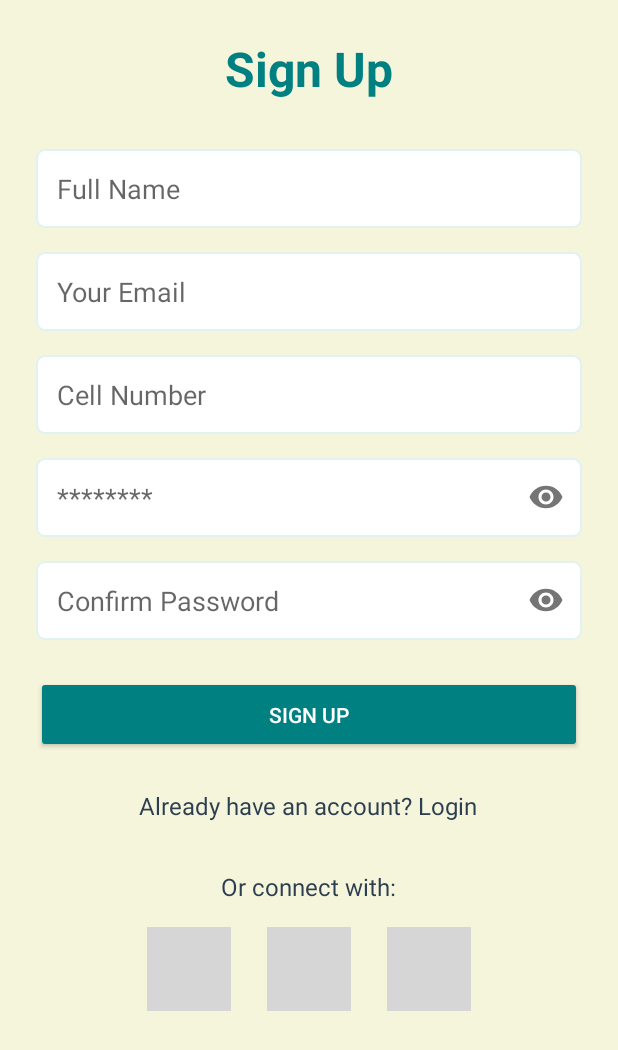
After one commit to st10258321/INSY7315, an Android app: the layout fragment_register.xml on its own in the app's theme, with its tools: preview values and no code run, on a phone screen of 412 x 824 dp. The commit adds this screen. Shown: the top 1050 px of the screen. Run offline under Robolectric (Android 15) with nearby library versions, the phone set to English and light mode, and no system bars; grey boxes are pictures that could not be loaded.

Commit message:
Updates 2

```diff
--- a/app/src/main/res/layout/activity_main.xml
+++ b/app/src/main/res/layout/activity_main.xml
@@ -18,8 +18,7 @@
             app:layout_constraintRight_toRightOf="parent"
             app:layout_constraintTop_toTopOf="parent"
             app:layout_constraintBottom_toTopOf="@+id/nav_view"
-            app:defaultNavHost="true"
-            />
+            app:defaultNavHost="true" />
 
         <com.google.android.material.bottomnavigation.BottomNavigationView
             android:id="@+id/nav_view"
--- /dev/null
+++ b/app/src/main/res/layout/fragment_register.xml
@@ -0,0 +1,182 @@
+<?xml version="1.0" encoding="utf-8"?>
+<layout xmlns:android="http://schemas.android.com/apk/res/android"
+    xmlns:app="http://schemas.android.com/apk/res-auto"
+    xmlns:tools="http://schemas.android.com/tools">
+
+    <ScrollView
+        android:layout_width="match_parent"
+        android:layout_height="match_parent"
+        android:background="@color/warm_grey"
+        tools:context=".fragments.RegisterFragment">
+
+        <LinearLayout
+            android:layout_width="match_parent"
+            android:layout_height="wrap_content"
+            android:orientation="vertical"
+            android:padding="24dp"
+            android:gravity="center_horizontal">
+
+            <TextView
+                android:layout_width="wrap_content"
+                android:layout_height="wrap_content"
+                android:text="@string/signup_title"
+                android:textSize="32sp"
+                android:textStyle="bold"
+                android:textColor="@color/primary_teal"
+                android:layout_marginBottom="32dp" />
+
+            <com.google.android.material.textfield.TextInputLayout
+                android:layout_width="match_parent"
+                android:layout_height="wrap_content"
+                android:layout_marginBottom="16dp"
+                app:hintEnabled="false">
+
+                <com.google.android.material.textfield.TextInputEditText
+                    android:id="@+id/registerName"
+                    android:layout_width="match_parent"
+                    android:layout_height="wrap_content"
+                    android:background="@drawable/edit_text_background"
+                    android:hint="@string/signup_name_hint"
+                    android:inputType="textPersonName"
+                    android:padding="14dp" />
+
+            </com.google.android.material.textfield.TextInputLayout>
+
+            <com.google.android.material.textfield.TextInputLayout
+                android:layout_width="match_parent"
+                android:layout_height="wrap_content"
+                android:layout_marginBottom="16dp"
+                app:hintEnabled="false">
+
+                <com.google.android.material.textfield.TextInputEditText
+                    android:id="@+id/registerEmail"
+                    android:layout_width="match_parent"
+                    android:layout_height="wrap_content"
+                    android:background="@drawable/edit_text_background"
+                    android:hint="@string/form_email_hint"
+                    android:inputType="textEmailAddress"
+                    android:padding="14dp" />
+
+            </com.google.android.material.textfield.TextInputLayout>
+
+            <com.google.android.material.textfield.TextInputLayout
+                android:layout_width="match_parent"
+                android:layout_height="wrap_content"
+                android:layout_marginBottom="16dp"
+                app:hintEnabled="false">
+
+                <com.google.android.material.textfield.TextInputEditText
+                    android:id="@+id/registerCellNumber"
+                    android:layout_width="match_parent"
+                    android:layout_height="wrap_content"
+                    android:background="@drawable/edit_text_background"
+                    android:hint="@string/cell_number_hint"
+                    android:inputType="phone"
+                    android:padding="14dp" />
+
+            </com.google.android.material.textfield.TextInputLayout>
+
+            <com.google.android.material.textfield.TextInputLayout
+                android:layout_width="match_parent"
+                android:layout_height="wrap_content"
+                android:layout_marginBottom="16dp"
+                app:hintEnabled="false"
+                app:passwordToggleEnabled="true">
+
+                <com.google.android.material.textfield.TextInputEditText
+                    android:id="@+id/registerPassword"
+                    android:layout_width="match_parent"
+                    android:layout_height="wrap_content"
+                    android:background="@drawable/edit_text_background"
+                    android:hint="@string/login_password_hint"
+                    android:inputType="textPassword"
+                    android:padding="14dp" />
+
+            </com.google.android.material.textfield.TextInputLayout>
+
+            <com.google.android.material.textfield.TextInputLayout
+                android:layout_width="match_parent"
+                android:layout_height="wrap_content"
+                android:layout_marginBottom="24dp"
+                app:hintEnabled="false"
+                app:passwordToggleEnabled="true">
+
+                <com.google.android.material.textfield.TextInputEditText
+                    android:id="@+id/registerConfirmPassword"
+                    android:layout_width="match_parent"
+                    android:layout_height="wrap_content"
+                    android:background="@drawable/edit_text_background"
+                    android:hint="@string/signup_confirm_password_hint"
+                    android:inputType="textPassword"
+                    android:padding="14dp" />
+
+            </com.google.android.material.textfield.TextInputLayout>
+
+            <Button
+                android:id="@+id/btnRegisterSubmit"
+                android:layout_width="match_parent"
+                android:layout_height="wrap_content"
+                android:text="@string/signup_title"
+                android:backgroundTint="@color/primary_teal"
+                android:textColor="@color/white"
+                android:padding="16dp"
+                android:layout_marginBottom="24dp"
+                app:cornerRadius="8dp" />
+
+            <TextView
+                android:id="@+id/tvLoginPrompt"
+                android:layout_width="wrap_content"
+                android:layout_height="wrap_content"
+                android:text="@string/already_have_account"
+                android:textColor="@color/deep_blue"
+                android:textSize="16sp"
+                android:layout_marginBottom="32dp" />
+
+            <TextView
+                android:layout_width="wrap_content"
+                android:layout_height="wrap_content"
+                android:text="@string/social_login_prompt"
+                android:textSize="16sp"
+                android:textColor="@color/deep_blue"
+                android:layout_marginBottom="16dp" />
+
+            <LinearLayout
+                android:layout_width="wrap_content"
+                android:layout_height="wrap_content"
+                android:orientation="horizontal"
+                android:gravity="center_horizontal">
+
+                <ImageButton
+                    android:id="@+id/btnSocialInstagramRegister"
+                    android:layout_width="56dp"
+                    android:layout_height="56dp"
+                    android:src="@drawable/ic_instagram_primary_teal_24dp"
+                    android:background="?attr/selectableItemBackgroundBorderless"
+                    android:contentDescription="Register with Instagram"
+                    android:layout_marginEnd="24dp"
+                    app:tint="@color/deep_blue" />
+
+                <ImageButton
+                    android:id="@+id/btnSocialFacebookRegister"
+                    android:layout_width="56dp"
+                    android:layout_height="56dp"
+                    android:src="@drawable/ic_facebook_primary_teal_24"
+                    android:background="?attr/selectableItemBackgroundBorderless"
+                    android:contentDescription="Register with Facebook"
+                    android:layout_marginEnd="24dp"
+                    app:tint="@color/deep_blue" />
+
+                <ImageButton
+                    android:id="@+id/btnSocialTwitterRegister"
+                    android:layout_width="56dp"
+                    android:layout_height="56dp"
+                    android:src="@drawable/ic_twitter_primary_teal_24dp"
+                    android:background="?attr/selectableItemBackgroundBorderless"
+                    android:contentDescription="Register with Twitter"
+                    app:tint="@color/deep_blue" />
+
+            </LinearLayout>
+
+        </LinearLayout>
+    </ScrollView>
+</layout>
--- a/app/src/main/res/menu/bottom_nav_menu.xml
+++ b/app/src/main/res/menu/bottom_nav_menu.xml
@@ -9,9 +9,9 @@
         android:icon="@drawable/ic_search_black_24dp"
         android:title="@string/title_browse_services" />
     <item
-        android:id="@+id/navigation_profile"
+        android:id="@+id/navigation_account"
         android:icon="@drawable/ic_person_black_24dp"
-        android:title="@string/title_profile" />
+        android:title="@string/title_account" />
     <item
         android:id="@+id/navigation_about_us"
         android:icon="@drawable/ic_info_black_24dp"
--- a/app/src/main/res/values/strings.xml
+++ b/app/src/main/res/values/strings.xml
@@ -10,6 +10,7 @@
     <string name="title_offer_skills">Offer Skills</string>
     <string name="title_book_service">Book Service</string>
     <string name="title_chat">Chat</string>
+    <string name="title_account">Account</string>
 
     <!-- Home Screen -->
     <string name="hero_title">Unlock Your Potential. Connect, Create, Conquer.</string>
@@ -158,16 +159,23 @@
     <string name="main_booking_process_message">This button will initiate the main booking process for the provider. Coming soon!</string>
     <string name="message_sent_confirmation">Thanks for your message! I\'ll get back to you shortly regarding \"%1$s\".</string>
     <string name="message_box_ok">OK</string>
+
+    <!-- Login/Signup Strings -->
     <string name="login_title">Login</string>
     <string name="signup_title">Sign Up</string>
     <string name="login_email_hint">your.email@example.com</string>
     <string name="login_password_hint">********</string>
-    <string name="signup_name_hint">John Doe</string>
-    <string name="signup_confirm_password_hint">********</string>
+    <string name="signup_name_hint">Full Name</string>
+    <string name="signup_confirm_password_hint">Confirm Password</string>
     <string name="dont_have_account">Don\'t have an account? Sign Up</string>
     <string name="already_have_account">Already have an account? Login</string>
     <string name="email_label">Email:</string>
     <string name="password_label">Password:</string>
     <string name="full_name_label">Full Name:</string>
     <string name="confirm_password_label">Confirm Password:</string>
+    <string name="cell_number_hint">Cell Number</string>
+    <string name="account_page_title">Your Account</string>
+    <string name="account_welcome_message">Manage your profile, services, and bookings.</string>
+    <string name="social_login_prompt">Or connect with:</string>
+
 </resources>
```
Also changed, not shown: app/src/main/res/layout/fragment_account.xml (added, +115 -0 lines), app/src/main/res/layout/fragment_login.xml (added, +130 -0 lines).
